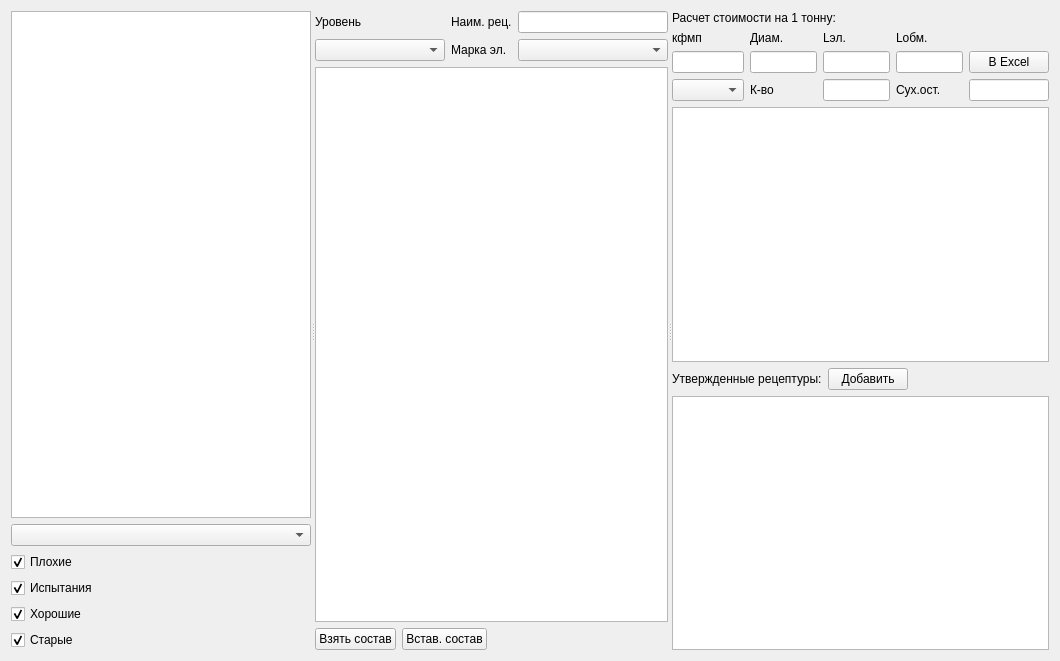
Old version of the form formrcp/formrcp.ui in the repository Sergeyego/el_dosage.
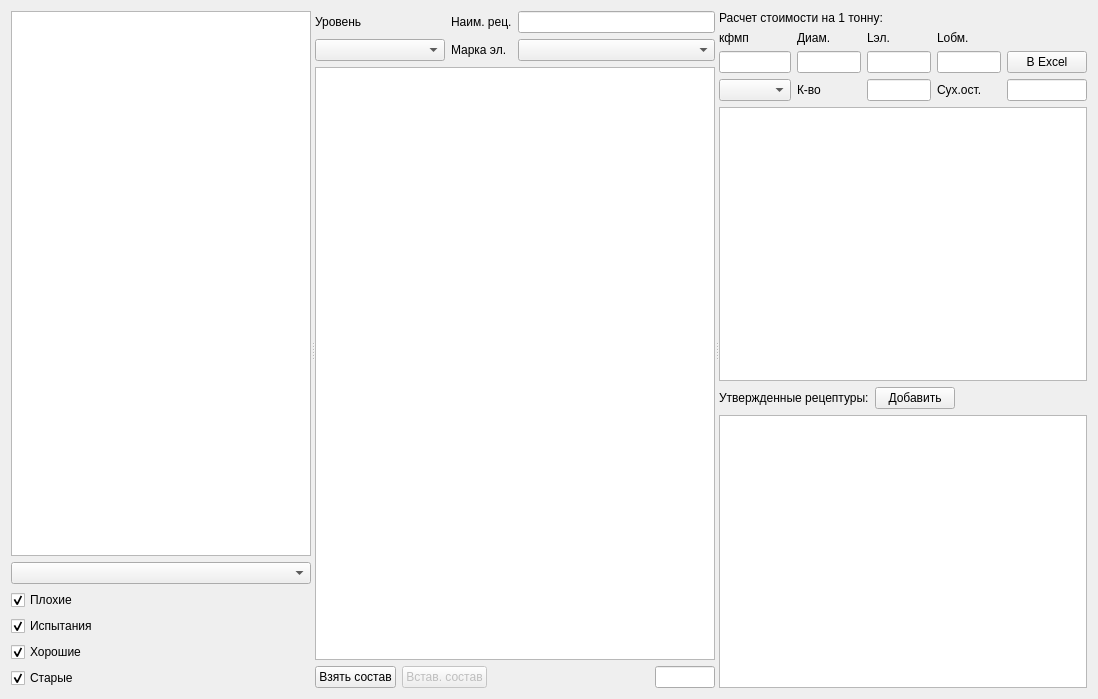
New version of the form. Custom widgets are drawn as their Qt base class.

The edit to the form file:
```diff
--- a/formrcp/formrcp.ui
+++ b/formrcp/formrcp.ui
@@ -6,8 +6,8 @@
    <rect>
     <x>0</x>
     <y>0</y>
-    <width>1060</width>
-    <height>661</height>
+    <width>1098</width>
+    <height>699</height>
    </rect>
   </property>
   <property name="windowTitle">
@@ -25,7 +25,7 @@
      <property name="orientation">
       <enum>Qt::Orientation::Horizontal</enum>
      </property>
-     <widget class="QWidget" name="">
+     <widget class="QWidget" name="layoutWidget">
       <layout class="QVBoxLayout" name="verticalLayout_2">
        <item>
         <widget class="RestTableView" name="tableViewRcp">
@@ -141,7 +141,14 @@
           </layout>
          </item>
          <item>
-          <widget class="RestTableView" name="tableViewData"/>
+          <widget class="RestTableView" name="tableViewData">
+           <property name="minimumSize">
+            <size>
+             <width>400</width>
+             <height>0</height>
+            </size>
+           </property>
+          </widget>
          </item>
          <item>
           <layout class="QHBoxLayout" name="horizontalLayout">
@@ -154,6 +161,9 @@
            </item>
            <item>
             <widget class="QPushButton" name="pushButtonPaste">
+             <property name="enabled">
+              <bool>false</bool>
+             </property>
              <property name="text">
               <string>Встав. состав</string>
              </property>
@@ -172,6 +182,19 @@
              </property>
             </spacer>
            </item>
+           <item>
+            <widget class="QLineEdit" name="lineEditItogo">
+             <property name="maximumSize">
+              <size>
+               <width>60</width>
+               <height>16777215</height>
+              </size>
+             </property>
+             <property name="readOnly">
+              <bool>true</bool>
+             </property>
+            </widget>
+           </item>
           </layout>
          </item>
         </layout>
```
